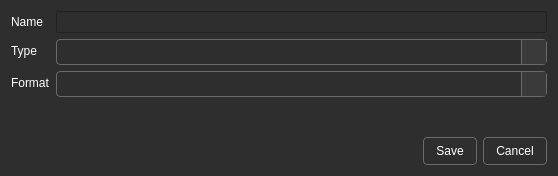
Before: the Qt Designer form AnimStudio/Forms/ExportAnimation.ui in MjnMixael/AnimStudio, drawn with Qt 5.
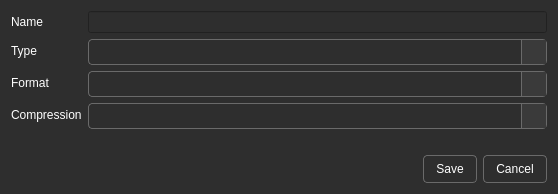
After: the same form once the commit is applied. Icons and pictures are not drawn.

```diff
--- a/AnimStudio/Forms/ExportAnimation.ui
+++ b/AnimStudio/Forms/ExportAnimation.ui
@@ -167,6 +167,16 @@
        <item row="2" column="1">
         <widget class="QComboBox" name="formatComboBox"/>
        </item>
+       <item row="3" column="0">
+        <widget class="QLabel" name="compressionLabel">
+         <property name="text">
+          <string>Compression</string>
+         </property>
+        </widget>
+       </item>
+       <item row="3" column="1">
+        <widget class="QComboBox" name="compressionComboBox"/>
+       </item>
       </layout>
      </item>
     </layout>
```
